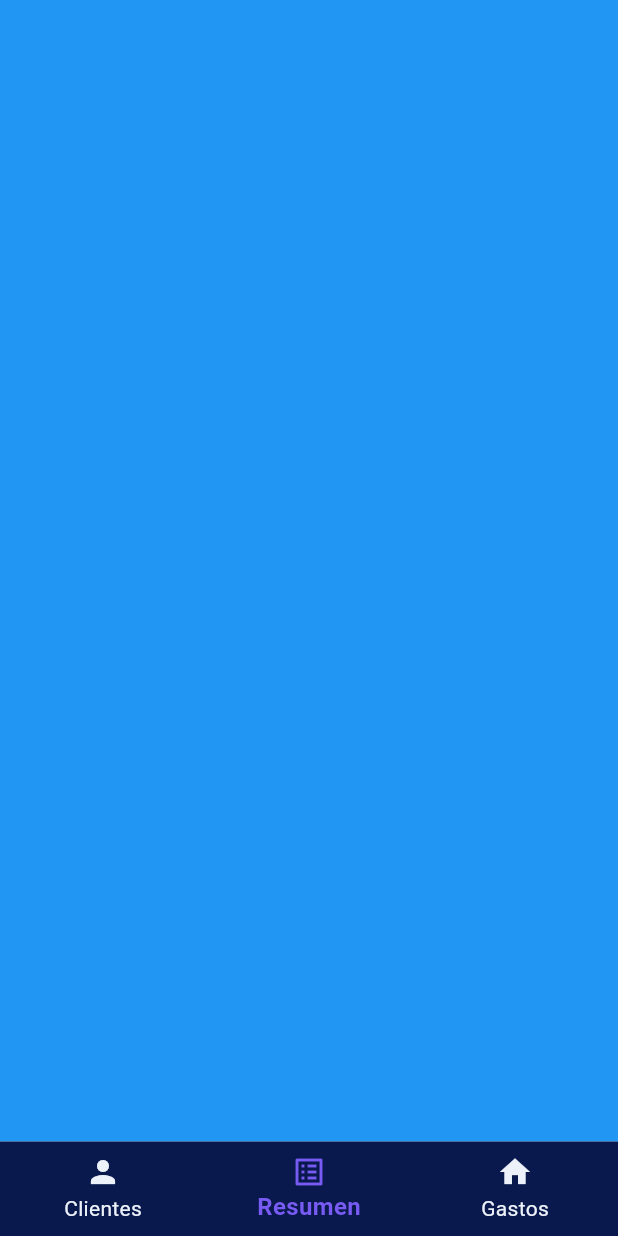
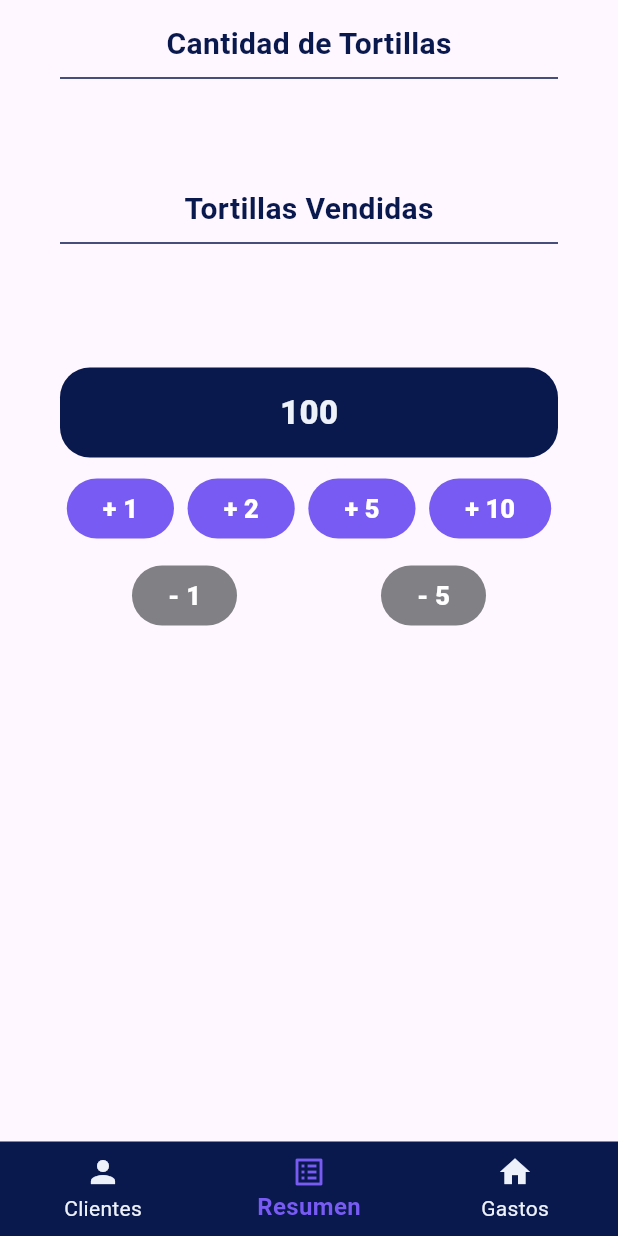
Before and after one commit to Angel-Alfonso-OL/tortilleria_chaly, a Flutter app: the screen it shows after launch, on a phone screen of 412 x 824 dp. Run offline on Flutter 3.47's test engine with Material 3 defaults, Android fonts, the light colour scheme and no system bars; our stand-ins replace flutter_riverpod, go_router, isar; accounts and stored records are empty; generated files the repository leaves out were written again.

Commit message:
Primer avance del desarrollo del Screen de SalesScreen.

```diff
--- a/lib/presentation/screen/home_screen/home_screen.dart
+++ b/lib/presentation/screen/home_screen/home_screen.dart
@@ -2,10 +2,8 @@ import 'package:flutter/material.dart';
 import 'package:flutter_riverpod/flutter_riverpod.dart';
 import 'package:tortilleria_chaly/presentation/provider/isar_conecction_provider.dart';
 import 'package:tortilleria_chaly/presentation/screen/list_client_screen/list_client_screen.dart';
-/*import 'package:tortilleria_chaly/config/colors.dart';
-import 'package:tortilleria_chaly/presentation/provider/isar_conecction_provider.dart';
-import 'package:tortilleria_chaly/presentation/screen/list_client_screen/list_client_screen.dart';
-import 'package:tortilleria_chaly/presentation/screen/sales_screen/sales_screen.dart';*/
+import 'package:tortilleria_chaly/presentation/screen/sale_screen/sales_screen/sales_screen.dart';
+
 
 part 'custom_botton_navigator_bar.dart';
 
@@ -23,7 +21,7 @@ class _HomeScreenState extends ConsumerState<HomeScreen> {
 
   final List<Widget> _pagesList = [
     const ListClientScreen(),
-    //const SalesScreen(),
+    const SalesScreen(),
     Container(color: Colors.blue),
   ];
 
--- /dev/null
+++ b/lib/presentation/screen/sale_screen/sales_screen/row_bottons.dart
@@ -0,0 +1,83 @@
+part of './sales_screen.dart';
+
+class _RowBottons extends StatelessWidget {
+  const _RowBottons();
+
+  @override
+  Widget build(BuildContext context) {
+    return Column(
+      children: [
+        Container(
+          height: 60,
+          decoration: BoxDecoration(
+              borderRadius: BorderRadius.circular(20), color: darkBlue),
+          child: const Center(
+            child: Text(
+              "100",
+              style: TextStyle(
+                color: white,
+                fontSize: 22,
+                fontWeight: FontWeight.w800,
+              ),
+            ),
+          ),
+        ),
+        const SizedBox(height: 10),
+        const Row(
+          mainAxisAlignment: MainAxisAlignment.spaceAround,
+          children: [
+            _CustomFilledButton(value: 1),
+            _CustomFilledButton(value: 2),
+            _CustomFilledButton(value: 5),
+            _CustomFilledButton(value: 10),
+          ],
+        ),
+        const SizedBox(height: 10),
+        const Row(
+          mainAxisAlignment: MainAxisAlignment.spaceAround,
+          children: [
+            _CustomFilledButton(
+              value: 1,
+              positive: false,
+            ),
+            _CustomFilledButton(
+              value: 5,
+              positive: false,
+            ),
+          ],
+        )
+      ],
+    );
+  }
+}
+
+class _CustomFilledButton extends StatelessWidget {
+  final int value;
+  final bool positive;
+
+  const _CustomFilledButton({
+    required this.value,
+    this.positive = true,
+  });
+
+  void _changeValue() {}
+
+  @override
+  Widget build(BuildContext context) {
+    return FilledButton.icon(
+      style: FilledButton.styleFrom(
+        backgroundColor: positive ? pink : grey,
+      ),
+      label: positive
+          ? Text(
+              "+ $value",
+              style: const TextStyle(fontSize: 17, fontWeight: FontWeight.w800),
+            )
+          : Text(
+              "- $value",
+              style: const TextStyle(fontSize: 17, fontWeight: FontWeight.w800),
+            ),
+      onPressed: _changeValue,
+    );
+  }
+}
--- /dev/null
+++ b/lib/presentation/screen/sale_screen/sales_screen/sales_screen.dart
@@ -0,0 +1,58 @@
+import 'package:flutter/material.dart';
+import 'package:tortilleria_chaly/config/colors.dart';
+import 'package:tortilleria_chaly/presentation/screen/widget/custom_text_form_field.dart';
+import 'package:tortilleria_chaly/presentation/screen/widget/input_validator.dart';
+
+part './row_bottons.dart';
+
+class SalesScreen extends StatelessWidget {
+
+  const SalesScreen({super.key});
+
+  @override
+  Widget build(BuildContext context) {
+    return GestureDetector(
+      onTap: () {
+        FocusScope.of(context).unfocus();
+      },
+      child: Container(
+        height: double.infinity,
+        padding: const EdgeInsets.symmetric(horizontal: 40, vertical: 0),
+        child: const SingleChildScrollView(
+          child: Column(
+            children: [
+              SizedBox(height: 15),
+              Text(
+                "Cantidad de Tortillas",
+                style: TextStyle(
+                  fontSize: 20,
+                  fontWeight: FontWeight.w600,
+                  color: darkBlue,
+                ),
+              ),
+              Divider(color: darkBlue),
+              SizedBox(height: 15),
+
+              SizedBox(height: 50),
+              Text(
+                "Tortillas Vendidas",
+                style: TextStyle(
+                  fontSize: 20,
+                  fontWeight: FontWeight.w600,
+                  color: darkBlue,
+                ),
+              ),
+              Divider(color: darkBlue),
+              SizedBox(height: 15),
+
+              SizedBox(height: 30),
+
+              SizedBox(height: 30),
+              _RowBottons(),
+            ],
+          ),
+        ),
+      ),
+    );
+  }
+}
```
